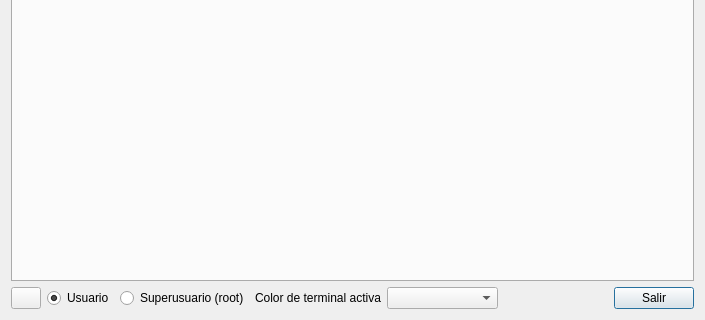
Above: .Sincrono/terminal.ui from kapyderi/recoverdrake-v3 before the change; both pictures show x 0 to 705 and y 256 to 576 of the 705 by 576 pixel window. Below: the same form after it.
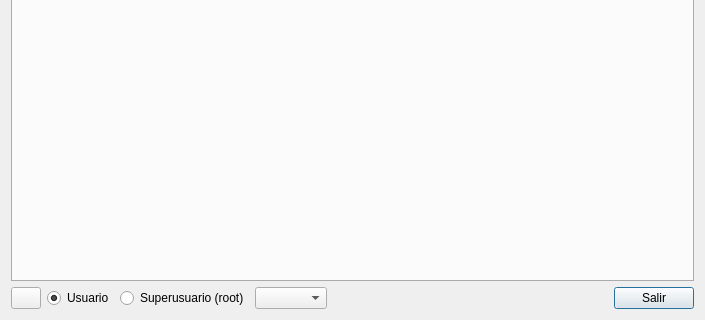
That is the form after the change. Icons and pictures are not drawn.

The edit to the form file:
```diff
--- a/.Sincrono/terminal.ui
+++ b/.Sincrono/terminal.ui
@@ -16,7 +16,7 @@
   <layout class="QGridLayout" name="gridLayout_4">
    <item row="2" column="0" colspan="2">
     <layout class="QGridLayout" name="gridLayout_2">
-     <item row="0" column="5">
+     <item row="0" column="4">
       <spacer name="horizontalSpacer_2">
        <property name="orientation">
         <enum>Qt::Horizontal</enum>
@@ -56,10 +56,10 @@
        </property>
       </widget>
      </item>
-     <item row="0" column="4">
+     <item row="0" column="3">
       <widget class="QComboBox" name="comboBox">
        <property name="sizePolicy">
-        <sizepolicy hsizetype="Expanding" vsizetype="Fixed">
+        <sizepolicy hsizetype="Fixed" vsizetype="Fixed">
          <horstretch>0</horstretch>
          <verstretch>0</verstretch>
         </sizepolicy>
@@ -102,13 +102,6 @@
        </property>
       </widget>
      </item>
-     <item row="0" column="3">
-      <widget class="QLabel" name="label">
-       <property name="text">
-        <string>Color de terminal activa</string>
-       </property>
-      </widget>
-     </item>
     </layout>
    </item>
    <item row="0" column="0" colspan="2">
```
Left out of the diff: 2 changed lines with no effect on the pictures.
